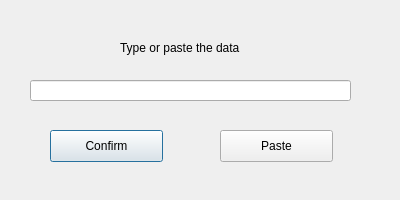
RIFADOR001/multiclip, file save_window.ui: the form before one commit.
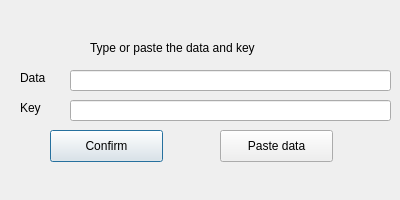
The form after the commit.

Commit message: Now the save and load options work. The list option opens a window and prints on a label. It might be better to change it latter, but it works. The next step is to work on the note and delete options.

What changed in the file:
```diff
--- a/save_window.ui
+++ b/save_window.ui
@@ -28,21 +28,21 @@
   <widget class="QLabel" name="label">
    <property name="geometry">
     <rect>
-     <x>120</x>
+     <x>90</x>
      <y>40</y>
-     <width>138</width>
+     <width>201</width>
      <height>16</height>
     </rect>
    </property>
    <property name="text">
-    <string>Type or paste the data</string>
+    <string>Type or paste the data and key</string>
    </property>
   </widget>
   <widget class="QLineEdit" name="lineEdit">
    <property name="geometry">
     <rect>
-     <x>30</x>
-     <y>80</y>
+     <x>70</x>
+     <y>70</y>
      <width>321</width>
      <height>21</height>
     </rect>
@@ -71,7 +71,43 @@
     </rect>
    </property>
    <property name="text">
-    <string>Paste</string>
+    <string>Paste data</string>
+   </property>
+  </widget>
+  <widget class="QLineEdit" name="key_line">
+   <property name="geometry">
+    <rect>
+     <x>70</x>
+     <y>100</y>
+     <width>321</width>
+     <height>21</height>
+    </rect>
+   </property>
+  </widget>
+  <widget class="QLabel" name="label_2">
+   <property name="geometry">
+    <rect>
+     <x>20</x>
+     <y>70</y>
+     <width>41</width>
+     <height>16</height>
+    </rect>
+   </property>
+   <property name="text">
+    <string>Data</string>
+   </property>
+  </widget>
+  <widget class="QLabel" name="label_3">
+   <property name="geometry">
+    <rect>
+     <x>20</x>
+     <y>100</y>
+     <width>31</width>
+     <height>16</height>
+    </rect>
+   </property>
+   <property name="text">
+    <string>Key</string>
    </property>
   </widget>
  </widget>
```
Left out of the diff: 2 changed lines with no effect on the pictures. The commit also changes 41 other files.
